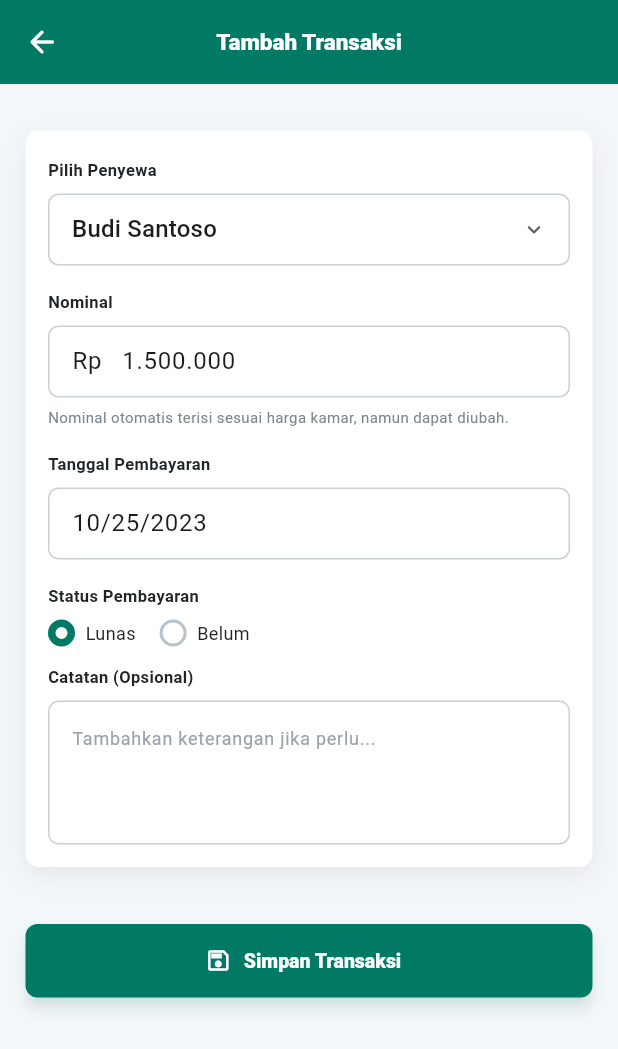
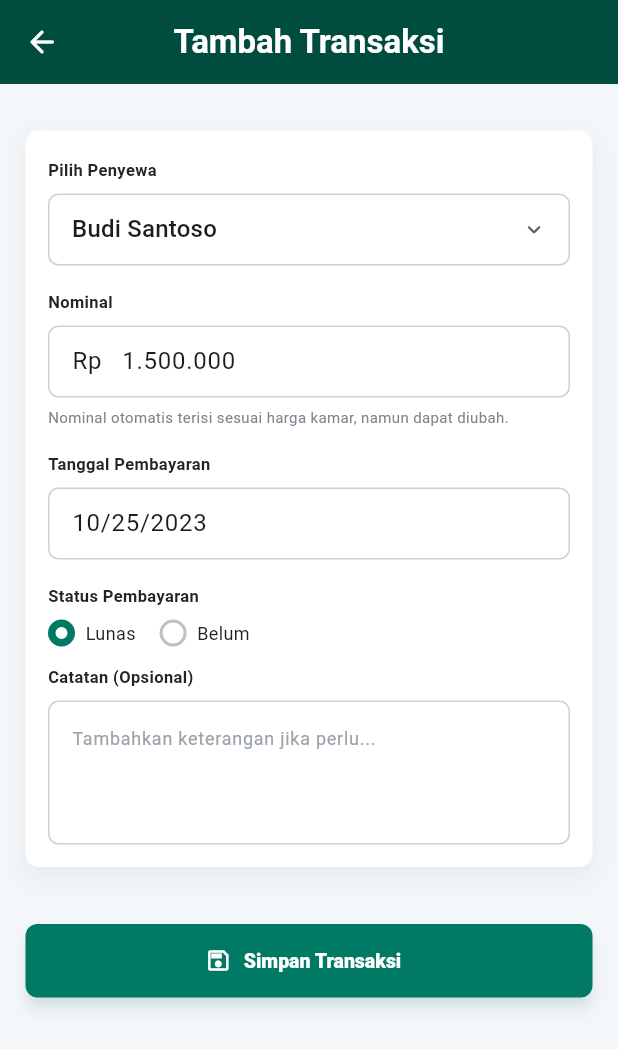
Before and after one commit to Vikri31/kosku, a Flutter app: the DashboardScreen screen opened by its route, item 3 of the bottom bar chosen, after a tap on the "add" icon, on a phone screen of 412 x 824 dp. Shown: the top 1049 px of the screen. Run offline on Flutter 3.47's test engine with Material 3 defaults, Android fonts, the light colour scheme and no system bars; our stand-ins replace flutter_image_compress, image_picker, supabase_flutter; accounts and stored records are empty.

Commit message:
edit_card

```diff
--- a/lib/screens/dashboard/dashboard_screen.dart
+++ b/lib/screens/dashboard/dashboard_screen.dart
@@ -286,7 +286,7 @@ class _DashboardScreenState extends State<DashboardScreen> {
 
                           // Income Card (Overlapping)
                           Positioned(
-                            top: 150,
+                            top: 170,
                             left: 20,
                             right: 20,
                             child: Container(
--- a/lib/screens/transaksi/daftar_transaksi.dart
+++ b/lib/screens/transaksi/daftar_transaksi.dart
@@ -9,17 +9,19 @@ class DaftarTransaksiScreen extends StatelessWidget {
 
   @override
   Widget build(BuildContext context) {
+    const primaryColor = Color(0xFF004D40);
+
     return Scaffold(
       backgroundColor: transaksiBackgroundColor,
       appBar: AppBar(
         title: const Text(
           'KosKu',
-          style: TextStyle(color: Colors.white, fontWeight: FontWeight.w800),
+          style: TextStyle(color: Colors.white, fontWeight: FontWeight.bold),
         ),
         centerTitle: true,
         elevation: 0,
         automaticallyImplyLeading: false,
-        backgroundColor: transaksiPrimaryColor,
+        backgroundColor: primaryColor,
       ),
       body: SafeArea(
         top: false,
--- a/lib/screens/transaksi/detail_transaksi.dart
+++ b/lib/screens/transaksi/detail_transaksi.dart
@@ -16,11 +16,12 @@ class DetailTransaksiScreen extends StatelessWidget {
       appBar: AppBar(
         title: const Text(
           'Detail Transaksi',
-          style: TextStyle(color: Colors.white, fontSize: 15, fontWeight: FontWeight.w800),
+          style: TextStyle(color: Colors.white, fontWeight: FontWeight.bold),
         ),
         centerTitle: true,
         elevation: 0,
-        backgroundColor: transaksiPrimaryColor,
+        backgroundColor: const Color(0xFF004D40),
+        iconTheme: const IconThemeData(color: Colors.white),
         leading: IconButton(
           onPressed: () => Navigator.pop(context),
           icon: const Icon(Icons.arrow_back_rounded, color: Colors.white),
--- a/lib/screens/transaksi/tambah_transaksi.dart
+++ b/lib/screens/transaksi/tambah_transaksi.dart
@@ -16,11 +16,12 @@ class TambahTransaksiScreen extends StatelessWidget {
       appBar: AppBar(
         title: Text(
           item == null ? 'Tambah Transaksi' : 'Edit Transaksi',
-          style: const TextStyle(color: Colors.white, fontSize: 15, fontWeight: FontWeight.w800),
+          style: const TextStyle(color: Colors.white, fontWeight: FontWeight.bold),
         ),
         centerTitle: true,
         elevation: 0,
-        backgroundColor: transaksiPrimaryColor,
+        backgroundColor: const Color(0xFF004D40),
+        iconTheme: const IconThemeData(color: Colors.white),
         leading: IconButton(
           onPressed: () => Navigator.pop(context),
           icon: const Icon(Icons.arrow_back_rounded, color: Colors.white),
@@ -51,7 +52,7 @@ class TambahTransaksiScreen extends StatelessWidget {
                     _InputBlock(
                       label: 'Pilih Penyewa',
                       child: DropdownButtonFormField<String>(
-                        value: selectedItem.tenantName,
+                        initialValue: selectedItem.tenantName,
                         decoration: _inputDecoration(),
                         icon: const Icon(Icons.keyboard_arrow_down_rounded, size: 18),
                         items: sampleTransactions
```
Also changed, not shown: lib/screens/transaksi/preview_invoice.dart (+4 -3 lines), pubspec.lock, 1 other file.
